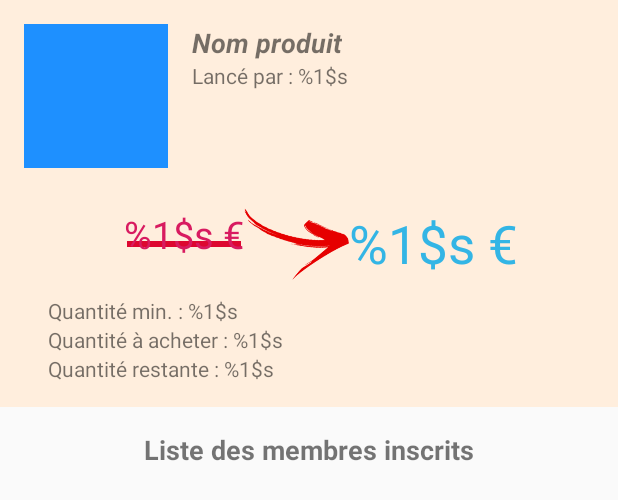
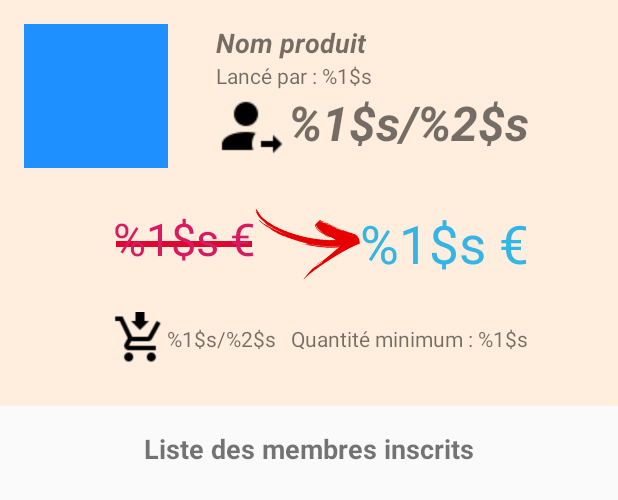
Before and after one commit to jaroddev/WeBuy, an Android app: the layout activity_group_purchase_detail.xml on its own in the app's theme, with its tools: preview values and no code run, on a phone screen of 412 x 824 dp. Shown: the top 500 px of the screen. Run offline under Robolectric (Android 15) with nearby library versions, the phone set to English and light mode, and no system bars.

Commit message:
Reduced text by adding images to UI

```diff
--- a/app/src/main/res/layout/activity_group_purchase_detail.xml
+++ b/app/src/main/res/layout/activity_group_purchase_detail.xml
@@ -28,13 +28,20 @@
             android:orientation="vertical"
             android:paddingLeft="16dp">
 
+            <LinearLayout
+                android:layout_width="fill_parent"
+                android:layout_height="wrap_content"
+                android:orientation="vertical"
+                android:paddingLeft="16dp">
+
                 <TextView
                     android:id="@+id/productName"
                     android:layout_width="wrap_content"
                     android:layout_height="wrap_content"
                     android:text="Nom produit"
                     android:textSize="18sp"
-                android:textStyle="italic|bold" />
+                    android:textStyle="italic|bold">
+                    text haha</TextView>
 
                 <TextView
                     android:id="@+id/groupLeader"
@@ -42,30 +49,31 @@
                     android:layout_height="wrap_content"
                     android:text="Lancé par : %1$s" />
 
+
             </LinearLayout>
 
             <LinearLayout
-            android:layout_width="2dp"
-            android:layout_height="2dp"
-            android:orientation="vertical"
+                android:layout_width="fill_parent"
+                android:layout_height="wrap_content"
+                android:orientation="horizontal"
                 android:paddingLeft="16dp">
 
-            <TextView
-                android:id="@+id/test"
+                <ImageView
                     android:layout_width="wrap_content"
                     android:layout_height="wrap_content"
-                android:text="Nom produit"
-                android:textSize="18sp"
-                android:textStyle="italic|bold" />
+                    android:background="@drawable/participants_48" />
 
                 <TextView
                     android:id="@+id/test2"
                     android:layout_width="wrap_content"
                     android:layout_height="wrap_content"
-                android:text="Nom produit"
-                android:textSize="18sp"
+                    android:text="%1$s/%2$s"
+                    android:textSize="32dp"
                     android:textStyle="italic|bold" />
             </LinearLayout>
+
+        </LinearLayout>
+
     </LinearLayout>
 
     <LinearLayout
@@ -92,7 +100,7 @@
                 android:background="@drawable/price_discount"
                 android:text="%1$s €"
                 android:textColor="@color/colorAccent"
-                android:textSize="25dp" />
+                android:textSize="30sp" />
 
             <ImageView
                 android:layout_width="70dp"
@@ -108,24 +116,35 @@
                 android:textSize="35dp" />
         </LinearLayout>
 
+        <LinearLayout
+            android:layout_width="fill_parent"
+            android:layout_height="wrap_content"
+            android:gravity="center"
+            android:paddingHorizontal="16px"
+            android:paddingVertical="16px">
+
+            <ImageView
+                android:layout_width="36dp"
+                android:layout_height="36dp"
+                android:background="@drawable/cart"
+                />
+
+            <TextView
+                android:id="@+id/quantity"
+                android:layout_width="wrap_content"
+                android:layout_height="wrap_content"
+                android:paddingRight="10dp"
+                android:text="%1$s/%2$s" />
 
             <TextView
                 android:id="@+id/minQuantity"
                 android:layout_width="wrap_content"
                 android:layout_height="wrap_content"
-            android:text="Quantité min. : %1$s" />
+                android:text="Quantité minimum : %1$s" />
 
-        <TextView
-            android:id="@+id/quantity"
-            android:layout_width="wrap_content"
-            android:layout_height="wrap_content"
-            android:text="Quantité à acheter : %1$s" />
+        </LinearLayout>
 
-        <TextView
-            android:id="@+id/remainingQuantity"
-            android:layout_width="wrap_content"
-            android:layout_height="wrap_content"
-            android:text="Quantité restante : %1$s" />
+
     </LinearLayout>
 
     <TextView
@@ -143,4 +162,5 @@
         android:layout_width="wrap_content"
         android:layout_height="wrap_content"
         android:orientation="vertical" />
+
 </LinearLayout>
```
Also changed, not shown: app/src/main/res/drawable/ajout_participants_48.png (added), app/src/main/res/drawable/cart.png (added), app/src/main/res/drawable/participants_48.png (added). Lines whose indentation alone changed are shown as unchanged.
